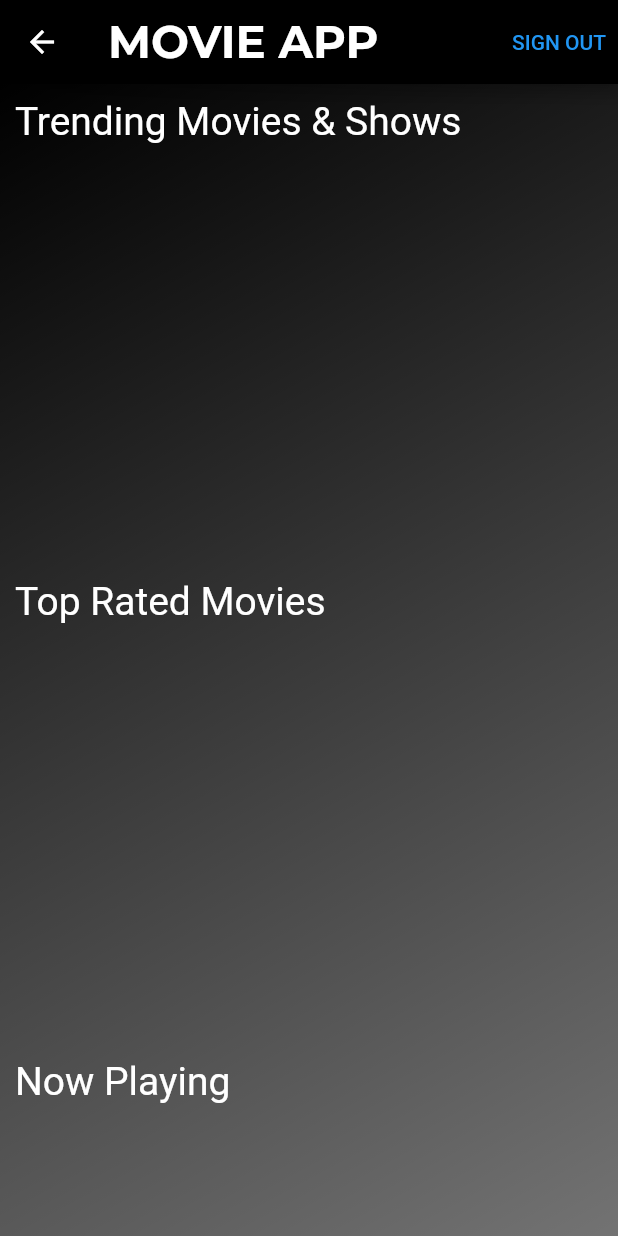
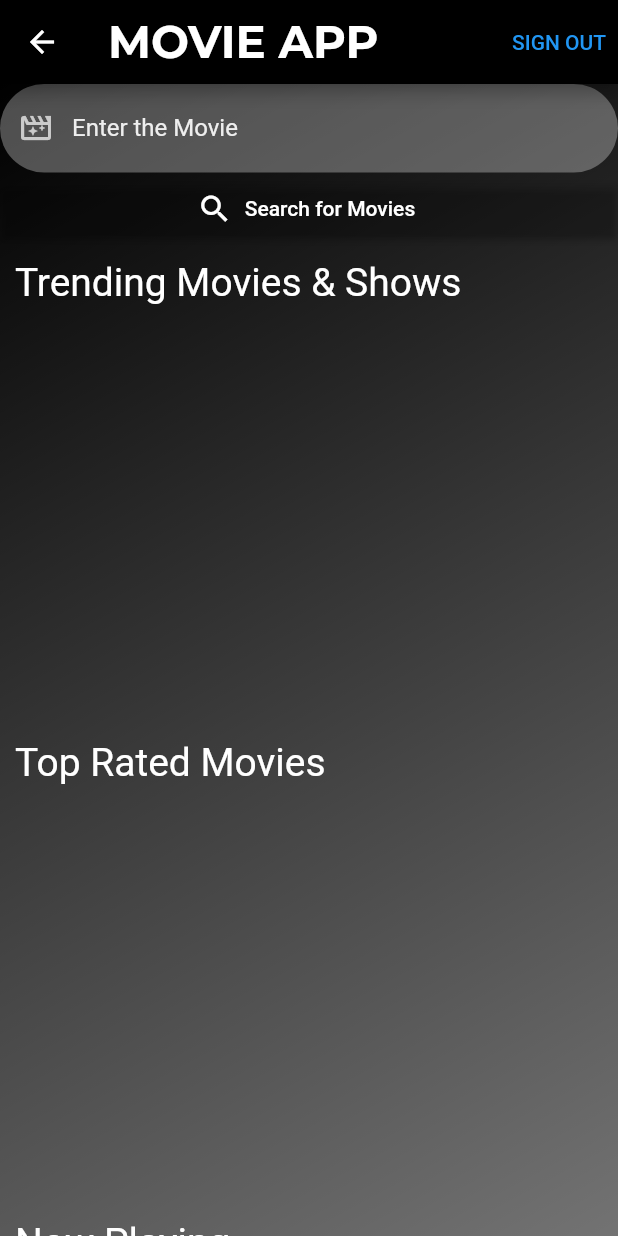
Before and after one commit to manohar-iitg/MovieApp, a Flutter app: the Home screen opened directly, on a phone screen of 412 x 824 dp. Run offline on Flutter 3.47's test engine with Material 2 defaults, Android fonts, the phone set to English and light mode, and no system bars; our stand-ins replace firebase_auth, firebase_core, fluttertoast, google_fonts; missing offline and left inert: tmdb_api; accounts and stored records are empty; network calls fail; Roboto replaces fonts that are missing (Ubuntu).

```diff
--- a/lib/description_page.dart
+++ b/lib/description_page.dart
@@ -38,7 +38,7 @@ class Description extends StatelessWidget {
           Container(
               padding: EdgeInsets.only(left: 10),
               child: Text(
-                'Release Date - ' + launch_on,
+                "Release Date -${launch_on}        Rating - ${vote}/10",
                 style: GoogleFonts.ubuntu(fontSize: 14, color: Colors.white),
               )),
           Row(
--- a/lib/home_page.dart
+++ b/lib/home_page.dart
@@ -1,9 +1,12 @@
 import 'package:firebase_auth/firebase_auth.dart';
 import 'package:firebase_project/login_page.dart';
 import 'package:firebase_project/movies.dart';
+import 'package:firebase_project/search_page.dart';
 import 'package:flutter/material.dart';
 import 'package:tmdb_api/tmdb_api.dart';
 import 'package:google_fonts/google_fonts.dart';
+import 'package:http/http.dart' as http;
+import 'dart:convert';
 
 class Home extends StatefulWidget {
   const Home({Key? key}) : super(key: key);
@@ -27,6 +30,15 @@ class _HomeState extends State<Home> {
     super.initState();
   }
 
+  List searcher=[];
+  fetchresult(String reqmv) async {
+    var url;
+    url=await http.get(Uri.parse("https://api.themoviedb.org/3/search/movie?api_key=3376a18a481faea92be0a6cd7c14d413&language=en-US&query=${reqmv}&page=1&include_adult=false)"));
+    setState(() {
+      searcher=json.decode(url.body)['results'];
+    });
+  }
+
   loadmovies() async {
     TMDB tmdbLogs = TMDB(ApiKeys(apikey, readaccesstoken));
     logConfig:
@@ -45,6 +57,8 @@ class _HomeState extends State<Home> {
   }
 
   Widget build(BuildContext context) {
+    //fetchresult("Godfather");
+    TextEditingController _searchbar = TextEditingController();
     double w = MediaQuery.of(context).size.width;
     double h = MediaQuery.of(context).size.height;
     return Scaffold(
@@ -75,6 +89,43 @@ class _HomeState extends State<Home> {
         )),
         child: ListView(
           children: [
+            TextField(
+              controller: _searchbar,
+              style: TextStyle(
+                color: Colors.white.withOpacity(0.9),
+              ),
+              decoration: InputDecoration(
+                prefixIcon: Icon(
+                  Icons.movie_filter_outlined,
+                  color: Colors.white70,
+                ),
+                labelText: "Enter the Movie",
+                labelStyle: TextStyle(
+                  color: Colors.white.withOpacity(0.9),
+                ),
+                filled: true,
+                floatingLabelBehavior: FloatingLabelBehavior.never,
+                fillColor: Colors.white.withOpacity(0.3),
+                enabledBorder: OutlineInputBorder(
+                  borderRadius: BorderRadius.circular(30),
+                  borderSide: const BorderSide(color: Colors.transparent),
+                ),
+                focusedBorder: OutlineInputBorder(
+                  borderRadius: BorderRadius.circular(30),
+                  borderSide: const BorderSide(color: Colors.black, width: 1),
+                ),
+                border: OutlineInputBorder(
+                    borderRadius: BorderRadius.circular(30),
+                    borderSide: const BorderSide(style: BorderStyle.none)),
+              ),
+            ),
+            //ElevatedButton.icon(onPressed: (){fetchresult(_searchbar.text);}, icon: Icon(Icons.keyboard), label: Text("Enter")),
+            ElevatedButton.icon(onPressed: () async {
+              await fetchresult(_searchbar.text);
+              Navigator.push(context, MaterialPageRoute(builder: (context)=>SearchRes(searcher: searcher,)));
+            }, icon: Icon(Icons.search),
+              label: Text("Search for Movies"),
+            style: ElevatedButton.styleFrom(backgroundColor: Colors.transparent),),
             TrendingMovies(trending: trendingmovies),
             TopMovies(topmovie: topratedmovies),
             NowPlay(nowplaymv: nowplay),
--- a/lib/movies.dart
+++ b/lib/movies.dart
@@ -27,7 +27,6 @@ class TrendingMovies extends StatelessWidget {
                   String title = trending[index]['title'] != null
                       ? trending[index]['title']
                       : trending[index]['original_name'];
-                  print(trending[index]);
                   return InkWell(
                     onTap: () {
                       Navigator.push(
```
Also changed, not shown: lib/search_page.dart (added, +85 -0 lines).
